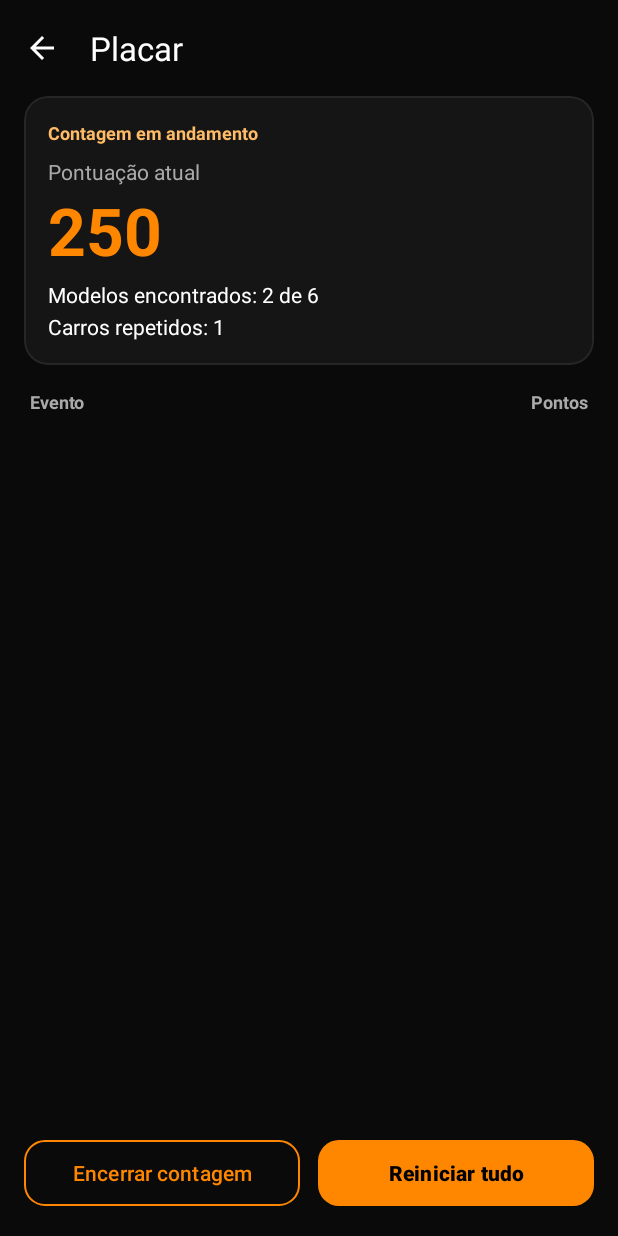
After one commit to felipe-moraes-bandeira/garage-ar, an Android app: the layout fragment_scoreboard.xml on its own in the app's theme, with its tools: preview values and no code run, on a phone screen of 412 x 824 dp. The commit adds this screen. Run offline under Robolectric (Android 15) with nearby library versions, the phone set to English and light mode, and no system bars.

Commit message:
atualizaão3.0

```diff
--- a/app/src/main/java/com/ifpr/androidapptemplatear/ui/VehicleFormFragment.kt
+++ b/app/src/main/java/com/ifpr/androidapptemplatear/ui/VehicleFormFragment.kt
@@ -164,14 +164,14 @@ class VehicleFormFragment : Fragment() {
                     findNavController().popBackStack()
                 }
 
-                vehicle.id != 0L -> {
+                vehicle.id != 0L || GameManager.get(requireContext()).isFinished -> {
                     binding.saveButton.isEnabled = true
                     binding.layoutModel.error = getString(R.string.duplicate_vehicle)
                 }
 
                 else -> {
                     // A foto não foi salva (saved = false): onDestroyView a apaga.
-                    val score = GameManager.get(requireContext()).penalizeDuplicate()
+                    val score = GameManager.get(requireContext()).penalizeDuplicate(vehicle.fullName)
                     findNavController().navigate(
                         R.id.action_form_to_game_over,
                         bundleOf("score" to score, "vehicleName" to vehicle.fullName)
--- /dev/null
+++ b/app/src/main/res/drawable/bg_row.xml
@@ -0,0 +1,4 @@
+<shape xmlns:android="http://schemas.android.com/apk/res/android" android:shape="rectangle">
+    <solid android:color="@color/bg_card" />
+    <corners android:radius="12dp" />
+</shape>
--- /dev/null
+++ b/app/src/main/res/layout/fragment_scoreboard.xml
@@ -0,0 +1,161 @@
+<?xml version="1.0" encoding="utf-8"?>
+<LinearLayout
+    xmlns:android="http://schemas.android.com/apk/res/android"
+    xmlns:app="http://schemas.android.com/apk/res-auto"
+    xmlns:tools="http://schemas.android.com/tools"
+    android:layout_width="match_parent"
+    android:layout_height="match_parent"
+    android:background="@color/bg_main"
+    android:orientation="vertical"
+    tools:context=".ui.ScoreboardFragment">
+
+    <com.google.android.material.appbar.MaterialToolbar
+        android:id="@+id/toolbar"
+        android:layout_width="match_parent"
+        android:layout_height="?attr/actionBarSize"
+        android:background="@color/bg_main"
+        app:navigationContentDescription="@string/back"
+        app:navigationIcon="@drawable/ic_arrow_back"
+        app:navigationIconTint="@color/text_primary"
+        app:title="@string/scoreboard"
+        app:titleTextColor="@color/text_primary" />
+
+    <com.google.android.material.card.MaterialCardView
+        style="@style/Widget.Garage.Card"
+        android:layout_width="match_parent"
+        android:layout_height="wrap_content"
+        android:layout_marginHorizontal="16dp">
+
+        <LinearLayout
+            android:layout_width="match_parent"
+            android:layout_height="wrap_content"
+            android:orientation="vertical"
+            android:padding="16dp">
+
+            <TextView
+                android:id="@+id/status"
+                android:layout_width="wrap_content"
+                android:layout_height="wrap_content"
+                android:textColor="@color/papaya_light"
+                android:textSize="12sp"
+                android:textStyle="bold"
+                tools:text="Contagem em andamento" />
+
+            <TextView
+                android:id="@+id/scoreLabel"
+                style="@style/Text.Garage.Subtitle"
+                android:layout_width="wrap_content"
+                android:layout_height="wrap_content"
+                android:layout_marginTop="8dp"
+                tools:text="Pontuação atual" />
+
+            <TextView
+                android:id="@+id/scoreValue"
+                android:layout_width="wrap_content"
+                android:layout_height="wrap_content"
+                android:textColor="@color/papaya"
+                android:textSize="44sp"
+                android:textStyle="bold"
+                tools:text="250" />
+
+            <TextView
+                android:id="@+id/foundText"
+                style="@style/Text.Garage.Subtitle"
+                android:layout_width="wrap_content"
+                android:layout_height="wrap_content"
+                android:layout_marginTop="4dp"
+                android:textColor="@color/text_primary"
+                tools:text="Modelos encontrados: 2 de 6" />
+
+            <TextView
+                android:id="@+id/dupesText"
+                style="@style/Text.Garage.Subtitle"
+                android:layout_width="wrap_content"
+                android:layout_height="wrap_content"
+                android:layout_marginTop="2dp"
+                android:textColor="@color/text_primary"
+                tools:text="Carros repetidos: 1" />
+        </LinearLayout>
+    </com.google.android.material.card.MaterialCardView>
+
+    <LinearLayout
+        android:layout_width="match_parent"
+        android:layout_height="wrap_content"
+        android:layout_marginHorizontal="20dp"
+        android:layout_marginTop="16dp"
+        android:orientation="horizontal">
+
+        <TextView
+            android:layout_width="0dp"
+            android:layout_height="wrap_content"
+            android:layout_weight="1"
+            android:text="@string/scoreboard_event_header"
+            android:textColor="@color/text_secondary"
+            android:textSize="12sp"
+            android:textStyle="bold" />
+
+        <TextView
+            android:layout_width="wrap_content"
+            android:layout_height="wrap_content"
+            android:text="@string/scoreboard_points_header"
+            android:textColor="@color/text_secondary"
+            android:textSize="12sp"
+            android:textStyle="bold" />
+    </LinearLayout>
+
+    <FrameLayout
+        android:layout_width="match_parent"
+        android:layout_height="0dp"
+        android:layout_weight="1">
+
+        <androidx.recyclerview.widget.RecyclerView
+            android:id="@+id/eventList"
+            android:layout_width="match_parent"
+            android:layout_height="match_parent"
+            android:clipToPadding="false"
+            android:paddingHorizontal="16dp"
+            android:paddingTop="6dp" />
+
+        <TextView
+            android:id="@+id/emptyText"
+            style="@style/Text.Garage.Subtitle"
+            android:layout_width="match_parent"
+            android:layout_height="wrap_content"
+            android:layout_gravity="center"
+            android:layout_marginHorizontal="32dp"
+            android:gravity="center"
+            android:text="@string/scoreboard_empty"
+            android:visibility="gone" />
+    </FrameLayout>
+
+    <LinearLayout
+        android:layout_width="match_parent"
+        android:layout_height="wrap_content"
+        android:orientation="horizontal"
+        android:padding="16dp">
+
+        <com.google.android.material.button.MaterialButton
+            android:id="@+id/finishButton"
+            style="@style/Widget.Material3.Button.OutlinedButton"
+            android:layout_width="0dp"
+            android:layout_height="52dp"
+            android:layout_marginEnd="6dp"
+            android:layout_weight="1"
+            android:text="@string/finish_count"
+            android:textColor="@color/papaya"
+            app:cornerRadius="14dp"
+            app:strokeColor="@color/papaya" />
+
+        <com.google.android.material.button.MaterialButton
+            android:id="@+id/restartButton"
+            android:layout_width="0dp"
+            android:layout_height="52dp"
+            android:layout_marginStart="6dp"
+            android:layout_weight="1"
+            android:text="@string/restart_all"
+            android:textColor="@color/black"
+            android:textStyle="bold"
+            app:backgroundTint="@color/papaya"
+            app:cornerRadius="14dp" />
+    </LinearLayout>
+</LinearLayout>
--- a/app/src/main/res/navigation/nav_graph.xml
+++ b/app/src/main/res/navigation/nav_graph.xml
@@ -79,6 +79,12 @@
     </fragment>
 
     <fragment
+        android:id="@+id/navigation_scoreboard"
+        android:name="com.ifpr.androidapptemplatear.ui.ScoreboardFragment"
+        android:label="@string/scoreboard"
+        tools:layout="@layout/fragment_scoreboard" />
+
+    <fragment
         android:id="@+id/navigation_game_over"
         android:name="com.ifpr.androidapptemplatear.ui.GameOverFragment"
         android:label="@string/game_over_title"
--- a/app/src/main/res/values/strings.xml
+++ b/app/src/main/res/values/strings.xml
@@ -66,6 +66,26 @@
     <string name="final_score_fmt">Pontuação atual: %d</string>
     <string name="continue_game">Continuar</string>
     <string name="new_game">Novo jogo</string>
-    <string name="game_over_restart">GAME OVER • toque aqui para um novo jogo</string>
+    <string name="game_over_restart">GAME OVER • toque para abrir o placar</string>
     <string name="new_game_message">A pontuação volta a 100 e os modelos encontrados são zerados. Sua garagem não é apagada.</string>
+    <string name="remove_object">Remover objeto</string>
+    <string name="scoreboard">Placar</string>
+    <string name="scoreboard_status_running">Contagem em andamento</string>
+    <string name="scoreboard_status_finished">Contagem encerrada</string>
+    <string name="scoreboard_status_game_over">Game over</string>
+    <string name="scoreboard_current">Pontuação atual</string>
+    <string name="scoreboard_final">Pontuação final</string>
+    <string name="scoreboard_found_fmt">Modelos encontrados: %1$d de %2$d</string>
+    <string name="scoreboard_dupes_fmt">Carros repetidos: %d</string>
+    <string name="scoreboard_event_header">Evento</string>
+    <string name="scoreboard_points_header">Pontos</string>
+    <string name="scoreboard_empty">Nenhum ponto ainda. Visite um ponto turístico para encontrar um modelo.</string>
+    <string name="finish_count">Encerrar contagem</string>
+    <string name="finish_title">Encerrar a contagem?</string>
+    <string name="finish_message">A pontuação atual vira a pontuação final e nada mais soma nem tira pontos até reiniciar.</string>
+    <string name="restart_all">Reiniciar tudo</string>
+    <string name="restart_title">Reiniciar tudo?</string>
+    <string name="restart_message">A pontuação volta a 100, o histórico e os modelos encontrados são apagados. Sua garagem não é apagada.</string>
+    <string name="event_found_fmt">Novo modelo: %s</string>
+    <string name="event_penalty_fmt">Carro repetido: %s</string>
 </resources>
```
Also changed, not shown: app/src/main/java/com/ifpr/androidapptemplatear/game/GameManager.kt (+88 -17 lines), app/src/main/java/com/ifpr/androidapptemplatear/ui/CameraFragment.kt (+45 -1 lines), app/src/main/java/com/ifpr/androidapptemplatear/ui/GarageFragment.kt (+1 -14 lines), app/src/main/java/com/ifpr/androidapptemplatear/ui/LocalizacaoController.kt (+22 -2 lines), app/src/main/java/com/ifpr/androidapptemplatear/ui/ScoreboardFragment.kt (added, +143 -0 lines), app/src/main/res/drawable/ic_trophy.xml (added, +10 -0 lines), app/src/main/res/layout/fragment_camera.xml (+22 -0 lines), app/src/main/res/layout/item_score_event.xml (added, +44 -0 lines), 2 other files.
